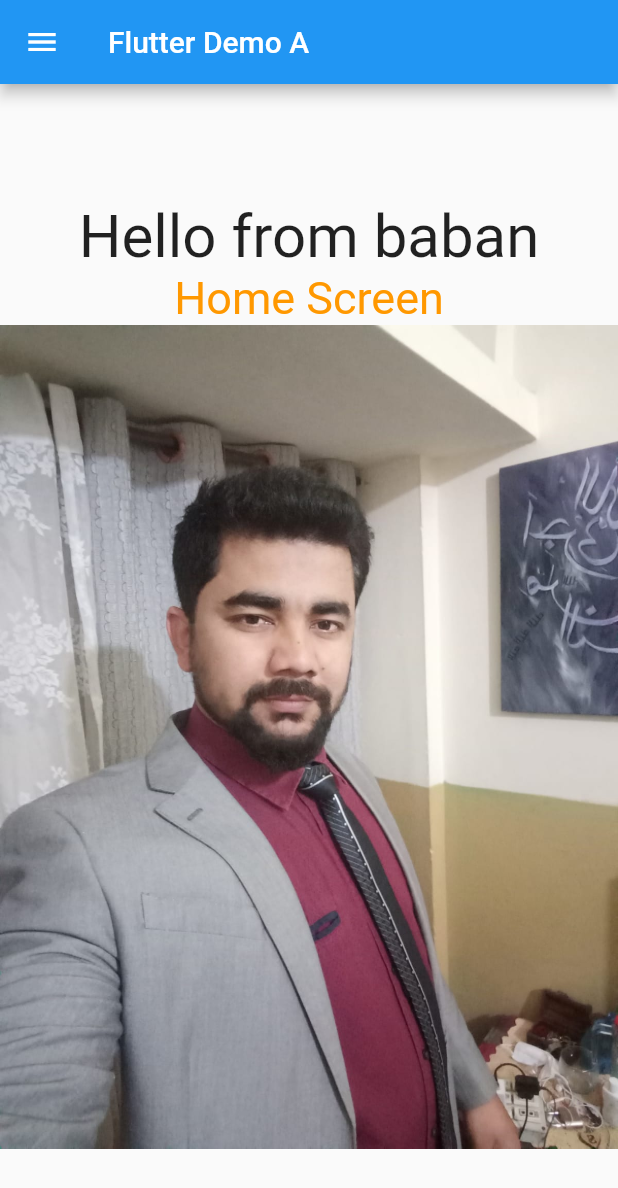
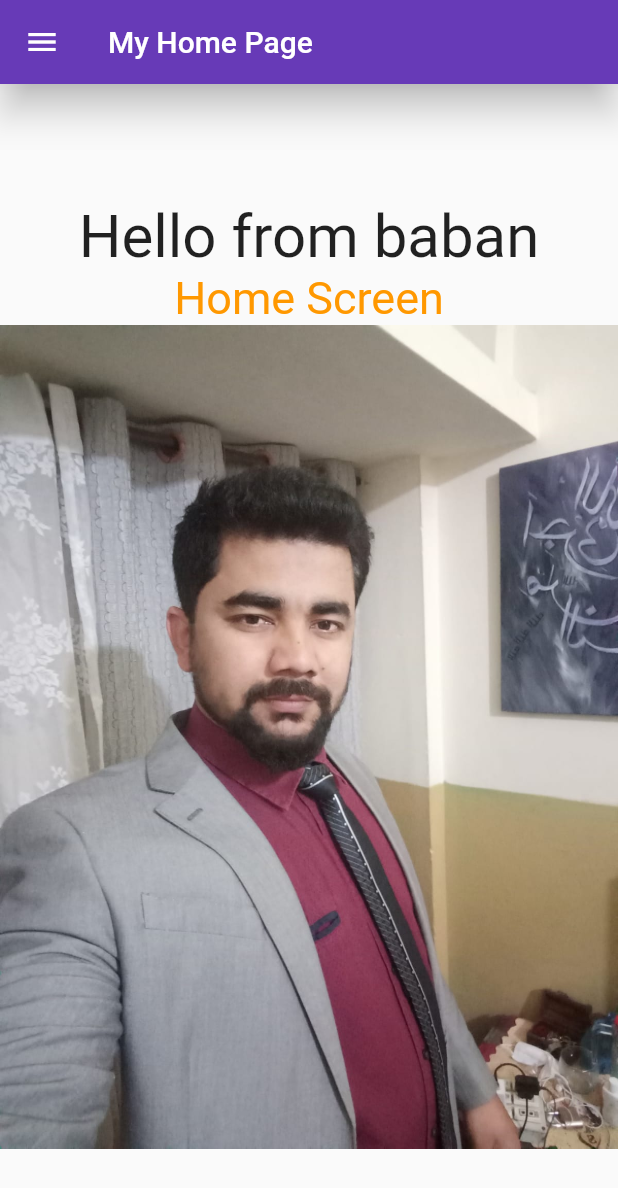
Before and after one commit to BabarHussainKH/30DaysFlutterWithBabar, a Flutter app: the screen it shows after launch, on a phone screen of 412 x 824 dp. Shown: the top 1188 px of the screen. Run offline on Flutter 3.47's test engine with Material 2 defaults, Android fonts, the phone set to English and light mode, and no system bars.

Commit message:
day 3 completed

```diff
--- a/lib/main.dart
+++ b/lib/main.dart
@@ -1,5 +1,6 @@
 import 'package:flutter/material.dart';
-import 'package:my_app/home_page.dart';
+import 'package:my_app/pages/home_page.dart';
+import 'package:my_app/pages/login_page.dart';
 
 void main() {
   runApp(const MyApp());
@@ -12,14 +13,17 @@ class MyApp extends StatelessWidget {
   Widget build(BuildContext context) {
     return MaterialApp(
       debugShowCheckedModeBanner: false,
-      initialRoute: '/',
-      // themeMode: ThemeMode.dark,
-      darkTheme: ThemeData(brightness: Brightness.dark),
+      themeMode: ThemeMode.dark,
+      // darkTheme: ThemeData(brightness: Brightness.dark),
       title: 'Flutter Demo A',
       theme: ThemeData(
-        primarySwatch: Colors.blue,
+        primarySwatch: Colors.deepPurple,
       ),
-      home: const Home(title: 'Flutter Demo A'),
+      initialRoute: '/Home',
+      home:const Login(title: "Login Page"),
+      routes: {
+        "/Home":(context)=>const Home(title: "My Home Page")
+      },
     );
   }
 }
--- a/lib/home_page.dart
+++ b/lib/pages/home_page.dart
@@ -1,6 +1,3 @@
-import 'dart:ui';
-
-import 'package:flutter/cupertino.dart';
 import 'package:flutter/material.dart';
 
 class Home extends StatefulWidget {
@@ -12,20 +9,12 @@ class Home extends StatefulWidget {
 }
 
 class _HomeState extends State<Home> {
-  int _counter = 0;
-
-  void _incrementCounter() {
-    setState(() {
-      _counter++;
-    });
-  }
 
   @override
   Widget build(BuildContext context) {
     return Scaffold(
-        appBar: AppBar(title: Text(widget.title)),
+        appBar: AppBar(title: Text(widget.title), elevation: 10,),
         drawer: const Drawer(
-
          backgroundColor: Colors.teal,
         ),
         body: Center(
```
